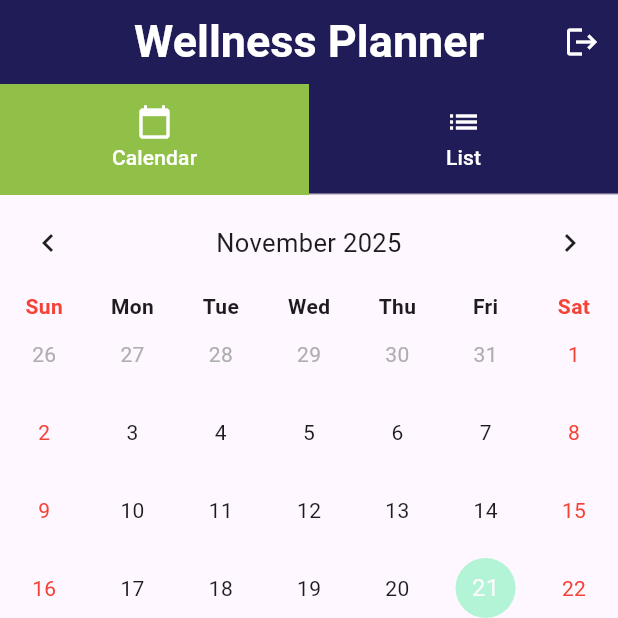
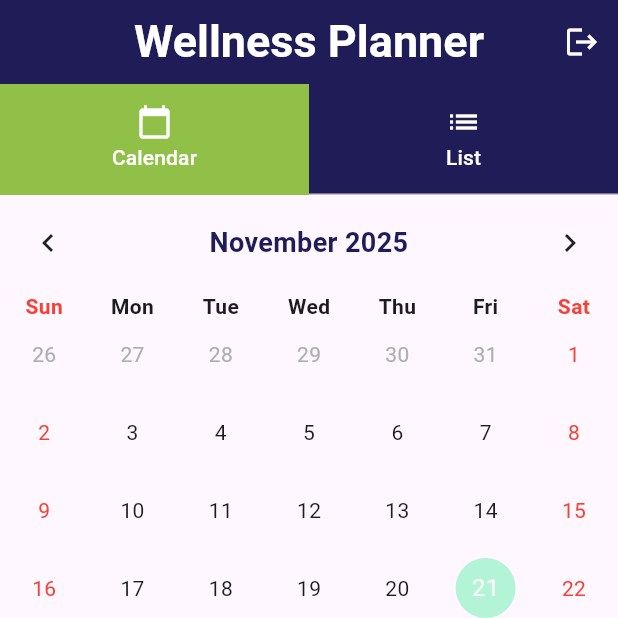
Before and after one commit to munashethedeveloper/kenwell_health_app, a Flutter app: the CalendarScreen screen opened by its route, on a phone screen of 412 x 824 dp, the top half of it. Run offline on Flutter 3.47's test engine with Material 3 defaults, Android fonts, the phone set to English and light mode, and no system bars; drawn by our look-alikes of table_calendar; our stand-ins replace cloud_firestore, firebase_auth, flutter_spinbox, package_info_plus, shared_preferences, signature; accounts and stored records are empty.

Commit message:
feat: Style calendar header title
Co-authored-by: munashethedeveloper <munashethedeveloper@gmail.com>

```diff
--- a/lib/ui/features/calendar/widgets/calendar_screen.dart
+++ b/lib/ui/features/calendar/widgets/calendar_screen.dart
@@ -105,9 +105,14 @@ class _CalendarScreenState extends State<CalendarScreen> {
                   focusedDay: _focusedDay,
                   selectedDayPredicate: (day) => isSameDay(_selectedDay, day),
                   eventLoader: _getEventsForDay,
-                  headerStyle: const HeaderStyle(
+                    headerStyle: const HeaderStyle(
                     formatButtonVisible: false,
-                    titleCentered: true,
+                      titleCentered: true,
+                      titleTextStyle: TextStyle(
+                        fontSize: 18,
+                        fontWeight: FontWeight.bold,
+                        color: Color(0xFF201C58),
+                      ),
                   ),
                     daysOfWeekStyle: const DaysOfWeekStyle(
                       weekdayStyle: TextStyle(
```
